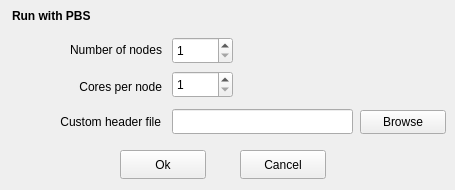
Old version of the form ChemFlow/src/GUI/qt_creator/run_pbs.ui in the repository IFMlab/ChemFlow.
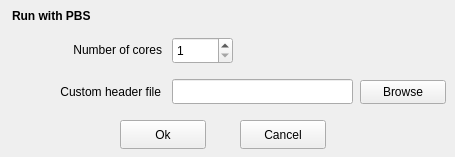
New version of the form.

What changed in the file:
```diff
--- a/ChemFlow/src/GUI/qt_creator/run_pbs.ui
+++ b/ChemFlow/src/GUI/qt_creator/run_pbs.ui
@@ -7,28 +7,12 @@
     <x>0</x>
     <y>0</y>
     <width>455</width>
-    <height>190</height>
+    <height>157</height>
    </rect>
   </property>
   <property name="windowTitle">
    <string>Configure PBS</string>
   </property>
-  <widget class="QLabel" name="label_3">
-   <property name="geometry">
-    <rect>
-     <x>21</x>
-     <y>77</y>
-     <width>141</width>
-     <height>20</height>
-    </rect>
-   </property>
-   <property name="text">
-    <string>Cores per node</string>
-   </property>
-   <property name="alignment">
-    <set>Qt::AlignRight|Qt::AlignTrailing|Qt::AlignVCenter</set>
-   </property>
-  </widget>
   <widget class="QLabel" name="label_2">
    <property name="geometry">
     <rect>
@@ -39,7 +23,7 @@
     </rect>
    </property>
    <property name="text">
-    <string>Number of nodes</string>
+    <string>Number of cores</string>
    </property>
    <property name="alignment">
     <set>Qt::AlignRight|Qt::AlignTrailing|Qt::AlignVCenter</set>
@@ -49,7 +33,7 @@
    <property name="geometry">
     <rect>
      <x>120</x>
-     <y>150</y>
+     <y>120</y>
      <width>86</width>
      <height>29</height>
     </rect>
@@ -97,7 +81,7 @@
    <property name="geometry">
     <rect>
      <x>240</x>
-     <y>150</y>
+     <y>120</y>
      <width>86</width>
      <height>29</height>
     </rect>
@@ -106,27 +90,11 @@
     <string>Cancel</string>
    </property>
   </widget>
-  <widget class="QSpinBox" name="spinBox_cores">
-   <property name="geometry">
-    <rect>
-     <x>172</x>
-     <y>71</y>
-     <width>61</width>
-     <height>27</height>
-    </rect>
-   </property>
-   <property name="minimum">
-    <number>1</number>
-   </property>
-   <property name="maximum">
-    <number>1024</number>
-   </property>
-  </widget>
   <widget class="QLineEdit" name="lineEdit_header">
    <property name="geometry">
     <rect>
      <x>172</x>
-     <y>109</y>
+     <y>79</y>
      <width>181</width>
      <height>25</height>
     </rect>
@@ -136,7 +104,7 @@
    <property name="geometry">
     <rect>
      <x>360</x>
-     <y>110</y>
+     <y>80</y>
      <width>86</width>
      <height>24</height>
     </rect>
@@ -149,7 +117,7 @@
    <property name="geometry">
     <rect>
      <x>30</x>
-     <y>112</y>
+     <y>82</y>
      <width>131</width>
      <height>20</height>
     </rect>
```
Left out of the diff: 9 changed lines with no effect on the pictures.
